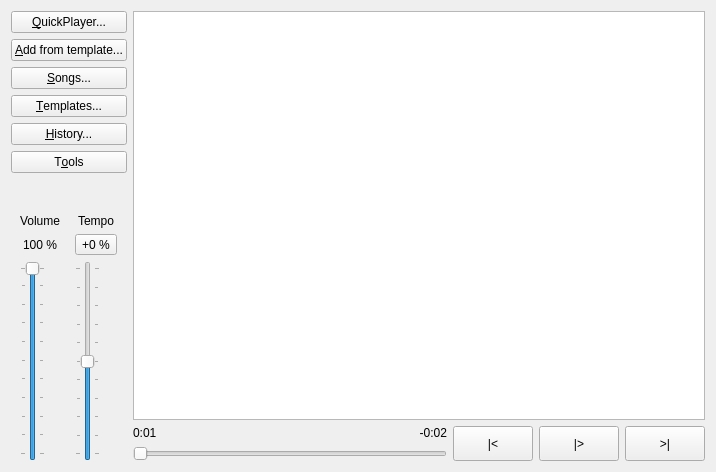
Qt form PlayerWindow.ui (madmaxoft/SkauTan) before a commit.
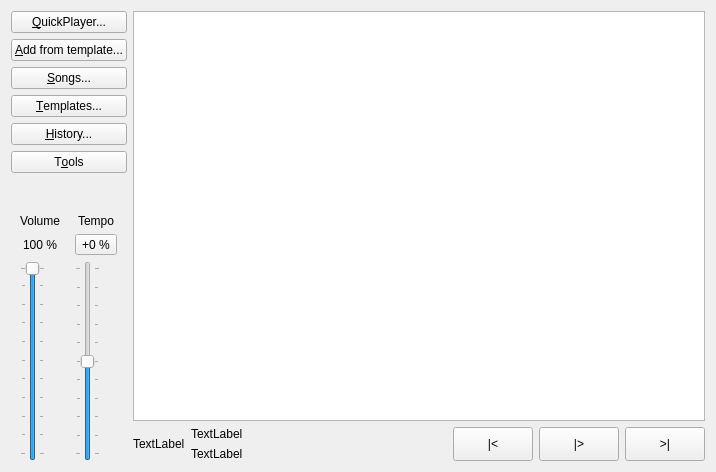
The same form after that commit. Custom widgets are drawn as their Qt base class.

Commit message: Implemented a waveform display.

What changed in the file:
```diff
--- a/PlayerWindow.ui
+++ b/PlayerWindow.ui
@@ -206,40 +206,40 @@
       </item>
       <item>
        <layout class="QHBoxLayout" name="horizontalLayout">
+        <item>
+         <widget class="QLabel" name="lblTime">
+          <property name="text">
+           <string>TextLabel</string>
+          </property>
+         </widget>
+        </item>
         <item>
          <layout class="QVBoxLayout" name="verticalLayout_3">
           <item>
-           <layout class="QHBoxLayout" name="horizontalLayout_3">
-            <item>
-             <widget class="QLabel" name="lblPosition">
+           <widget class="QLabel" name="lblPos">
               <property name="text">
-               <string notr="true">0:01</string>
-              </property>
-              <property name="alignment">
-               <set>Qt::AlignLeading|Qt::AlignLeft|Qt::AlignVCenter</set>
+             <string>TextLabel</string>
               </property>
              </widget>
             </item>
             <item>
              <widget class="QLabel" name="lblRemaining">
               <property name="text">
-               <string notr="true">-0:02</string>
-              </property>
-              <property name="alignment">
-               <set>Qt::AlignRight|Qt::AlignTrailing|Qt::AlignVCenter</set>
+             <string>TextLabel</string>
               </property>
              </widget>
             </item>
            </layout>
           </item>
           <item>
-           <widget class="QSlider" name="hsPosition">
-            <property name="orientation">
-             <enum>Qt::Horizontal</enum>
-            </property>
-           </widget>
-          </item>
-         </layout>
+         <widget class="WaveformDisplay" name="waveform" native="true">
+          <property name="sizePolicy">
+           <sizepolicy hsizetype="MinimumExpanding" vsizetype="Preferred">
+            <horstretch>0</horstretch>
+            <verstretch>0</verstretch>
+           </sizepolicy>
+          </property>
+         </widget>
         </item>
         <item>
          <widget class="QPushButton" name="btnPrev">
@@ -293,6 +293,14 @@
   </action>
  </widget>
  <layoutdefault spacing="6" margin="11"/>
+ <customwidgets>
+  <customwidget>
+   <class>WaveformDisplay</class>
+   <extends>QWidget</extends>
+   <header>WaveformDisplay.h</header>
+   <container>1</container>
+  </customwidget>
+ </customwidgets>
  <resources/>
  <connections/>
 </ui>
```
Lines whose indentation alone changed are shown as unchanged. The commit also changes 14 other files.
